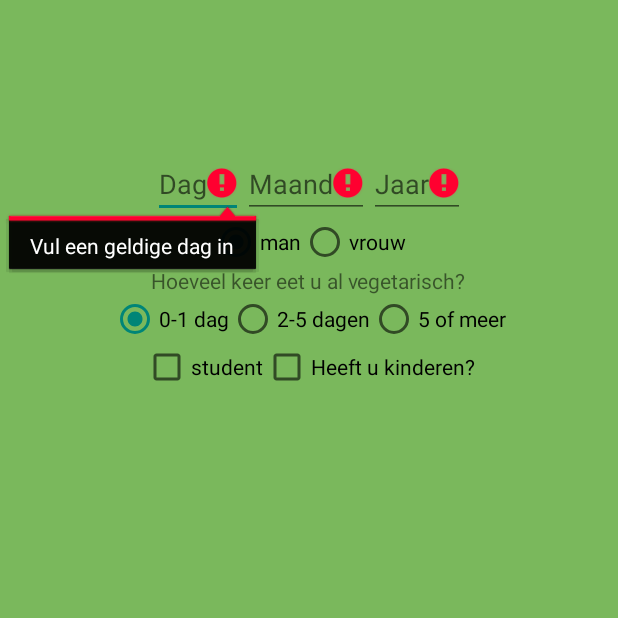
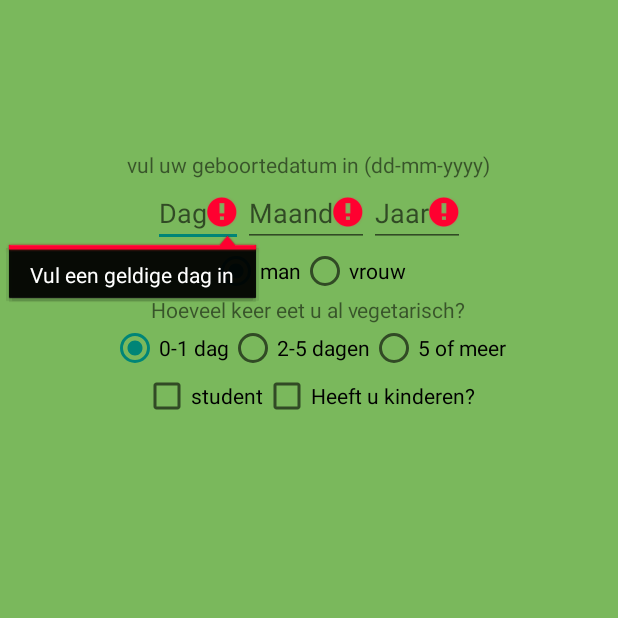
Before and after one commit to horoblast/EVA-project-Groep-6-Android, an Android app: the fragment RegisterTab2 shown on its own in the app's theme, on a phone screen of 412 x 824 dp, the top half of it. Run offline under Robolectric (Android 15) with nearby library versions, the phone set to English and light mode, and no system bars.

Commit message:
klaar gezet voor demo

```diff
--- a/Eva_projectg6/app/src/main/java/com/example/bremme/eva_projectg6/ChooseChallenge.java
+++ b/Eva_projectg6/app/src/main/java/com/example/bremme/eva_projectg6/ChooseChallenge.java
@@ -140,8 +140,7 @@ public class ChooseChallenge extends AppCompatActivity {
     private void getChallenges()
     {
         //kijken of user al suggesties heeft
-
-                Log.i("SUGGESTIES ZIJN ER AL ?",userLocalStore.getLoggedInUser().getSuggestionIds().size()+"");
+        Log.i("SUGGESTIES ZIJN ER AL ?",userLocalStore.getLoggedInUser().getSuggestionIds().size()+"");
         if(userLocalStore.getLoggedInUser().getSuggestionIds().size()!=0)
         {
             for(String id : userLocalStore.getLoggedInUser().getSuggestionIds())
--- a/Eva_projectg6/app/src/main/java/com/example/bremme/eva_projectg6/RegisterTab2.java
+++ b/Eva_projectg6/app/src/main/java/com/example/bremme/eva_projectg6/RegisterTab2.java
@@ -1,5 +1,8 @@
 package com.example.bremme.eva_projectg6;
 
+import android.app.DatePickerDialog;
+import android.app.Dialog;
+import android.app.DialogFragment;
 import android.os.Bundle;
 import android.support.annotation.Nullable;
 import android.support.v4.app.Fragment;
@@ -9,11 +12,16 @@ import android.util.Log;
 import android.view.LayoutInflater;
 import android.view.View;
 import android.view.ViewGroup;
+import android.widget.Button;
 import android.widget.CheckBox;
+import android.widget.DatePicker;
 import android.widget.EditText;
 import android.widget.RadioGroup;
+import android.widget.TextView;
+import android.widget.Toast;
 
 import java.util.Calendar;
+import java.util.Random;
 
 /**
  * Created by BREMME on 22/10/15.
@@ -26,6 +34,7 @@ public class RegisterTab2 extends Fragment {
     private RadioGroup group2;
     private CheckBox cStudent;
     private CheckBox cChildren;
+    private Button b;
     @Override
     public View onCreateView(LayoutInflater inflater, @Nullable ViewGroup container, @Nullable Bundle savedInstanceState) {
         View v = inflater.inflate(R.layout.register_tab2, container, false);
@@ -46,6 +55,23 @@ public class RegisterTab2 extends Fragment {
         month.setError(getResources().getString(R.string.rMonthVal));
         year.setError(getResources().getString(R.string.rYearVal));
 
+        b= (Button) v.findViewById(R.id.buttonFill2);
+        b.setText("");
+
+        b.setOnClickListener(new View.OnClickListener() {
+            @Override
+            public void onClick(View v) {
+                Random r = new Random();
+                day.setText("12");
+                month.setText("07");
+                year.setText("1994");
+                cStudent.setChecked(true);
+                day.setError(null);
+                month.setError(null);
+                year.setError(null);
+
+            }
+        });
     }
     private void addValidation() {
         day.addTextChangedListener(new TextWatcher() {
--- a/Eva_projectg6/app/src/main/java/com/example/bremme/eva_projectg6/Repository/RestApiRepository.java
+++ b/Eva_projectg6/app/src/main/java/com/example/bremme/eva_projectg6/Repository/RestApiRepository.java
@@ -22,8 +22,13 @@ public class RestApiRepository {
     private final String USERNAMECHECK = "http://groep6api.herokuapp.com/checkusername";
     private final String PUTSUGGESTEDCHALLENGE ="http://groep6api.herokuapp.com/setsuggestions";
     private final String FINDCHALLENGEBYID="http://groep6api.herokuapp.com/findchallengebyid";
+    private final String STARTUSERSERIES = "http://groep6api.herokuapp.com/startuserseries";
     private Challenge[] challengeList;
     public RestApiRepository() {
+    }
+
+    public String getSTARTUSERSERIES() {
+        return STARTUSERSERIES;
     }
 
     public String getPUTSUGGESTEDCHALLENGE() {
--- a/Eva_projectg6/app/src/main/res/layout/register_tab2.xml
+++ b/Eva_projectg6/app/src/main/res/layout/register_tab2.xml
@@ -8,7 +8,10 @@
     android:gravity="center_horizontal"
     android:paddingTop="100dip"
     android:background="#7AB85C">
-
+    <TextView
+        android:layout_width="wrap_content"
+        android:layout_height="wrap_content"
+        android:text="@string/birthDate"/>
     <LinearLayout
         android:layout_width="wrap_content"
         android:layout_height="wrap_content"
@@ -100,4 +103,14 @@
 
     </LinearLayout>
 
+    <Button
+        android:layout_width="wrap_content"
+        android:layout_height="wrap_content"
+        android:text="New Button"
+        android:id="@+id/buttonFill2"
+        android:layout_gravity="center_horizontal"
+        android:visibility="visible"
+        android:onClick="fill"
+        android:background="@android:color/transparent" />
+
 </LinearLayout>
--- a/Eva_projectg6/app/src/main/res/values/strings.xml
+++ b/Eva_projectg6/app/src/main/res/values/strings.xml
@@ -52,5 +52,5 @@
     <string name="titelChallengeDag">Challenge Dag 1</string>
     <string name="title_activity_view_challenges">ViewChallenges</string>
     <string name="duplicateUsername">username is al in gebruik</string>
-
+    <string name="birthDate">vul uw geboortedatum in (dd-mm-yyyy)</string>
 </resources>
```
Also changed, not shown: Eva_projectg6/app/src/main/java/com/example/bremme/eva_projectg6/LogIn.java (+14 -1 lines), Eva_projectg6/app/src/main/java/com/example/bremme/eva_projectg6/RegisterTab1.java (+26 -4 lines), Eva_projectg6/app/src/main/java/com/example/bremme/eva_projectg6/RegisterTab3.java (+17 -0 lines), Eva_projectg6/app/src/main/java/com/example/bremme/eva_projectg6/domein/UserLocalStore.java (+0 -11 lines), Eva_projectg6/app/src/main/res/layout/activity_log_in.xml (+9 -0 lines), Eva_projectg6/app/src/main/res/layout/register_tab1.xml (+11 -0 lines), Eva_projectg6/app/src/main/res/layout/register_tab3.xml (+9 -0 lines), 53 other files.
